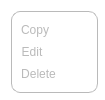
The window that src/qt/veil/forms/addressesmenu.ui (Veil-Project/veil) describes before a commit, drawn with Qt 5.
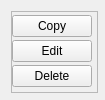
The same window after the commit.

```diff
--- a/src/qt/veil/forms/addressesmenu.ui
+++ b/src/qt/veil/forms/addressesmenu.ui
@@ -19,11 +19,6 @@
   <property name="windowTitle">
    <string>Form</string>
   </property>
-  <property name="styleSheet">
-   <string notr="true">background-color:transparent;
-border:none;
-color:#bababa;</string>
-  </property>
   <layout class="QHBoxLayout" name="horizontalLayout">
    <item>
     <widget class="QFrame" name="frame">
@@ -33,14 +28,6 @@
        <height>82</height>
       </size>
      </property>
-     <property name="styleSheet">
-      <string notr="true">#frame{
-	background-color:white;
-	border-radius:9px;
-	padding:3px;
-	border: 1px solid #bababa;
-}</string>
-     </property>
      <property name="frameShape">
       <enum>QFrame::StyledPanel</enum>
      </property>
@@ -74,15 +61,6 @@
         <property name="focusPolicy">
          <enum>Qt::NoFocus</enum>
         </property>
-        <property name="styleSheet">
-         <string notr="true">QPushButton{
-	padding-left:6px;
-}
-
-QPushButton::hover{
-	color:black;
-}</string>
-        </property>
         <property name="text">
          <string>Copy</string>
         </property>
@@ -99,15 +77,6 @@
         <property name="focusPolicy">
          <enum>Qt::NoFocus</enum>
         </property>
-        <property name="styleSheet">
-         <string notr="true">QPushButton{
-	padding-left:6px;
-}
-
-QPushButton::hover{
-	color:black;
-}</string>
-        </property>
         <property name="text">
          <string>Edit</string>
         </property>
@@ -124,15 +93,6 @@
         <property name="focusPolicy">
          <enum>Qt::NoFocus</enum>
         </property>
-        <property name="styleSheet">
-         <string notr="true">QPushButton{
-	padding-left:6px;
-}
-
-QPushButton::hover{
-	color:black;
-}</string>
-        </property>
         <property name="text">
          <string>Delete</string>
         </property>
```
